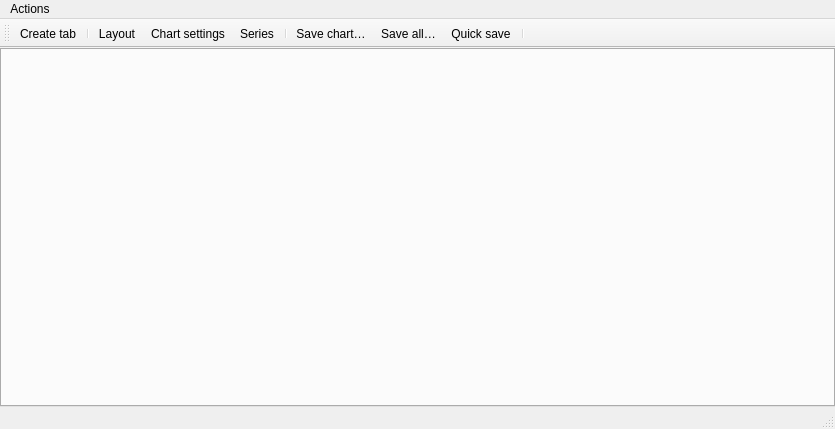
Old version of the form GUI/Qt/UWatch.ui in the repository aicommunity/Rdk.
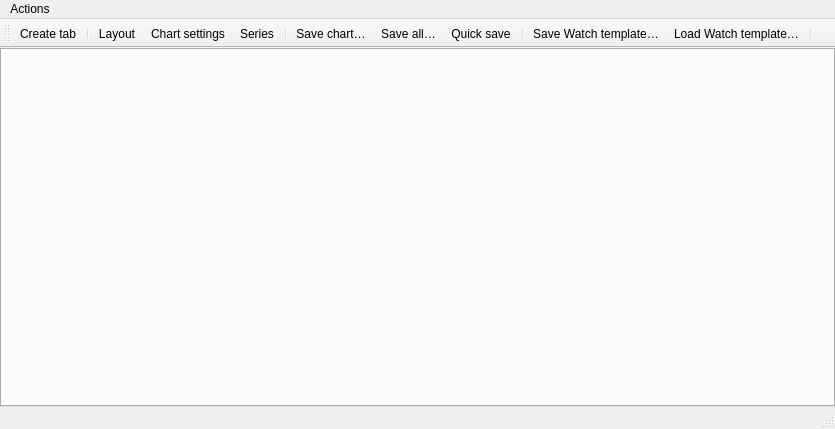
New version of the form.

Commit message:
feat(gui): Watch UX — dense grid, Quick Add, templates, Undo
Separate layout from panel composition (schema v3), add shared dense
tool strip, inspector Fixed ranges/series ops, Quick Add + property DnD,
Watch *.watch.xml templates, and Undo for panel/series mutations.

What changed in the file:
```diff
--- a/GUI/Qt/UWatch.ui
+++ b/GUI/Qt/UWatch.ui
@@ -99,6 +99,9 @@
    <addaction name="actionSave_all_charts"/>
    <addaction name="actionQuick_save"/>
    <addaction name="separator"/>
+   <addaction name="actionSave_watch_template"/>
+   <addaction name="actionLoad_watch_template"/>
+   <addaction name="separator"/>
   </widget>
   <action name="actionCreate_tab">
    <property name="text">
@@ -153,6 +156,22 @@
     <string>Save into Project/SavedWatches/&lt;datetime&gt;/ (session folder)</string>
    </property>
   </action>
+  <action name="actionSave_watch_template">
+   <property name="text">
+    <string>Save Watch template…</string>
+   </property>
+   <property name="toolTip">
+    <string>Save grid, panels and series bindings as a reusable .watch.xml template</string>
+   </property>
+  </action>
+  <action name="actionLoad_watch_template">
+   <property name="text">
+    <string>Load Watch template…</string>
+   </property>
+   <property name="toolTip">
+    <string>Replace this tab layout from a .watch.xml template</string>
+   </property>
+  </action>
  </widget>
  <resources/>
  <connections/>
```
Left out of the diff: 3 changed lines with no effect on the pictures. The commit also changes 34 other files.
